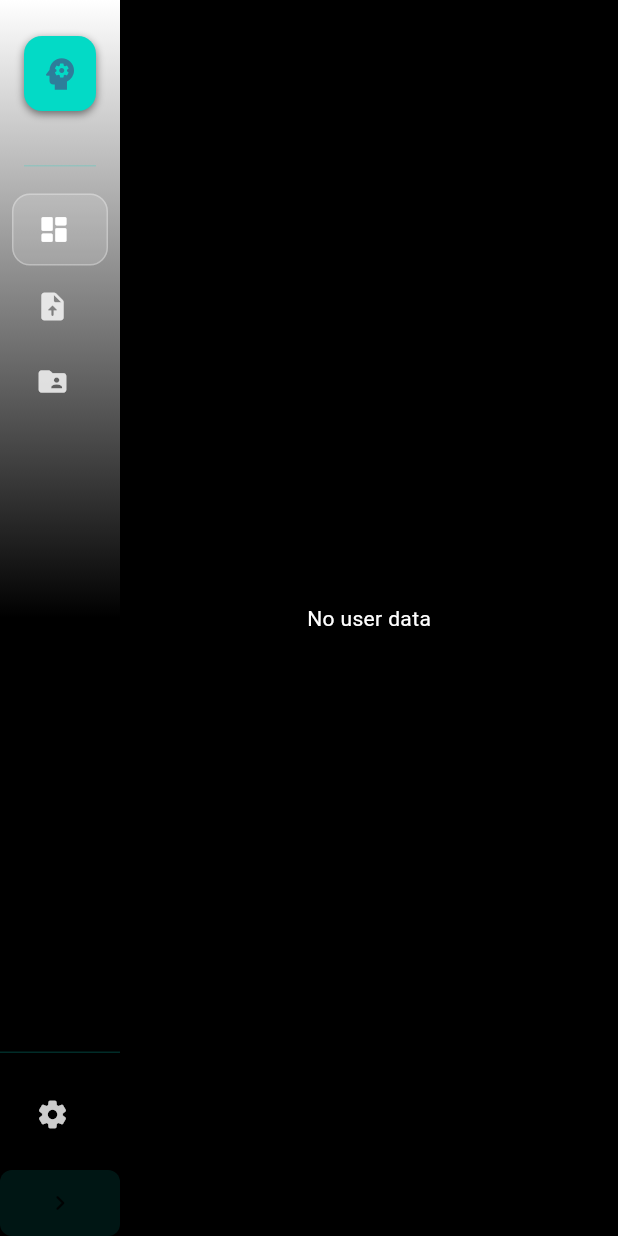
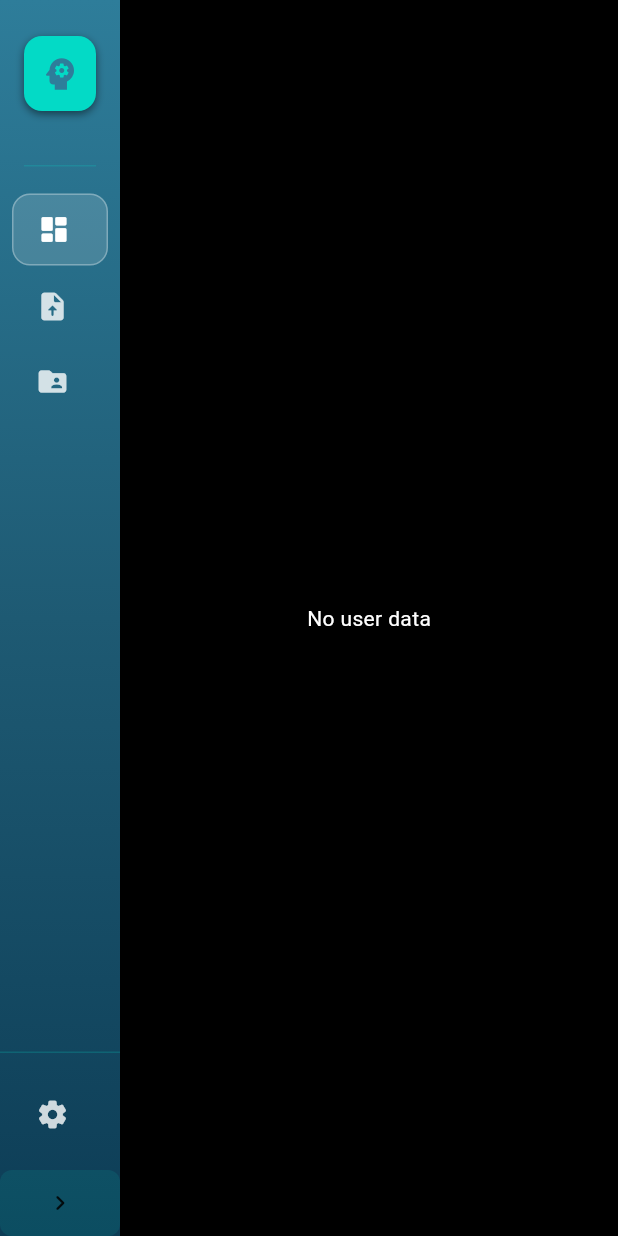
Before and after one commit to mohaaHeiba/Rework-The-Magnificent-Three, a Flutter app: the SideNavigation screen opened directly, on a phone screen of 412 x 824 dp. Run offline on Flutter 3.47's test engine with Material 3 defaults, Android fonts, the phone set to English and light mode, and no system bars; our stand-ins replace floor, get, get_storage, sqflite; accounts and stored records are empty; generated files the repository leaves out were written again; statements that could not run were skipped.

Commit message:
add new gradients for navigation

```diff
--- a/lib/core/constants/app_colors.dart
+++ b/lib/core/constants/app_colors.dart
@@ -15,6 +15,7 @@ class AppColors {
 
   static const AppGradients gradientsLight = AppGradients(
     primary: [Color(0xFF2E7D9A), Color(0xFF1E5A73), Color(0xFF0D3D56)],
+    nav: [Color(0xFF2E7D9A), Color(0xFF1E5A73), Color(0xFF0D3D56)],
   );
 
   //dark theme
@@ -31,5 +32,6 @@ class AppColors {
 
   static const AppGradients gradientsDark = AppGradients(
     primary: [Colors.black, Color(0xFF212121), Color(0xFF424242)],
+    nav: [Colors.black, Colors.black, Colors.black],
   );
 }
--- a/lib/core/side_navigation/page/side_navigation.dart
+++ b/lib/core/side_navigation/page/side_navigation.dart
@@ -2,6 +2,7 @@ import 'package:flutter/material.dart';
 import 'package:get/get.dart';
 import 'package:the_magnificent_three/core/side_navigation/controller/side_navigation_controll.dart';
 import 'package:the_magnificent_three/core/side_navigation/widgets/build_navitem.dart';
+import 'package:the_magnificent_three/core/theme/app_gradients.dart';
 
 class SideNavigation extends StatelessWidget {
   const SideNavigation({super.key});
@@ -9,7 +10,7 @@ class SideNavigation extends StatelessWidget {
   @override
   Widget build(BuildContext context) {
     final controller = Get.find<SidenavigationControll>();
-
+    final theme = Theme.of(context);
     return Scaffold(
       body: Obx(
         () => Row(
@@ -24,11 +25,8 @@ class SideNavigation extends StatelessWidget {
                 gradient: LinearGradient(
                   begin: Alignment.topCenter,
                   end: Alignment.bottomCenter,
-                  colors: [
-                    Theme.of(context).colorScheme.background,
-                    Theme.of(context).colorScheme.shadow,
-                    Theme.of(context).colorScheme.scrim,
-                  ],
+                  colors:
+                      theme.extension<AppGradients>()?.nav ?? [Colors.amber],
                 ),
                 boxShadow: [
                   BoxShadow(
```
Also changed, not shown: lib/core/theme/app_gradients.dart (+13 -10 lines).
